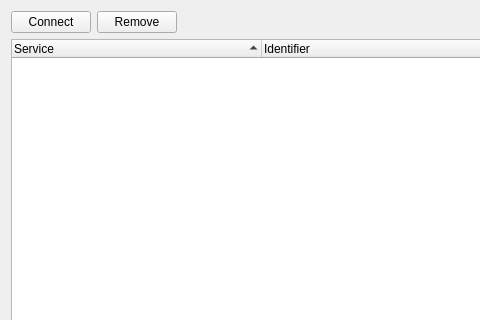
Old version of the form qgswpsbookmarks.ui in the repository sourcepole/qgis-wps-client; both pictures show x 0 to 480 and y 0 to 320 of the 753 by 422 pixel window.
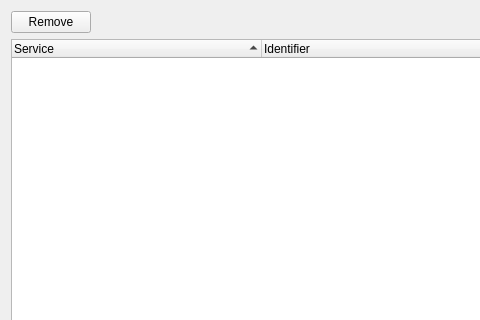
New version of the form.

Diff of the .ui file:
```diff
--- a/qgswpsbookmarks.ui
+++ b/qgswpsbookmarks.ui
@@ -18,13 +18,6 @@
     <layout class="QHBoxLayout" name="horizontalLayout_2">
      <item>
       <layout class="QHBoxLayout" name="horizontalLayout">
-       <item>
-        <widget class="QPushButton" name="btnConnect">
-         <property name="text">
-          <string>Connect</string>
-         </property>
-        </widget>
-       </item>
        <item>
         <widget class="QPushButton" name="btnRemove">
          <property name="text">
```
